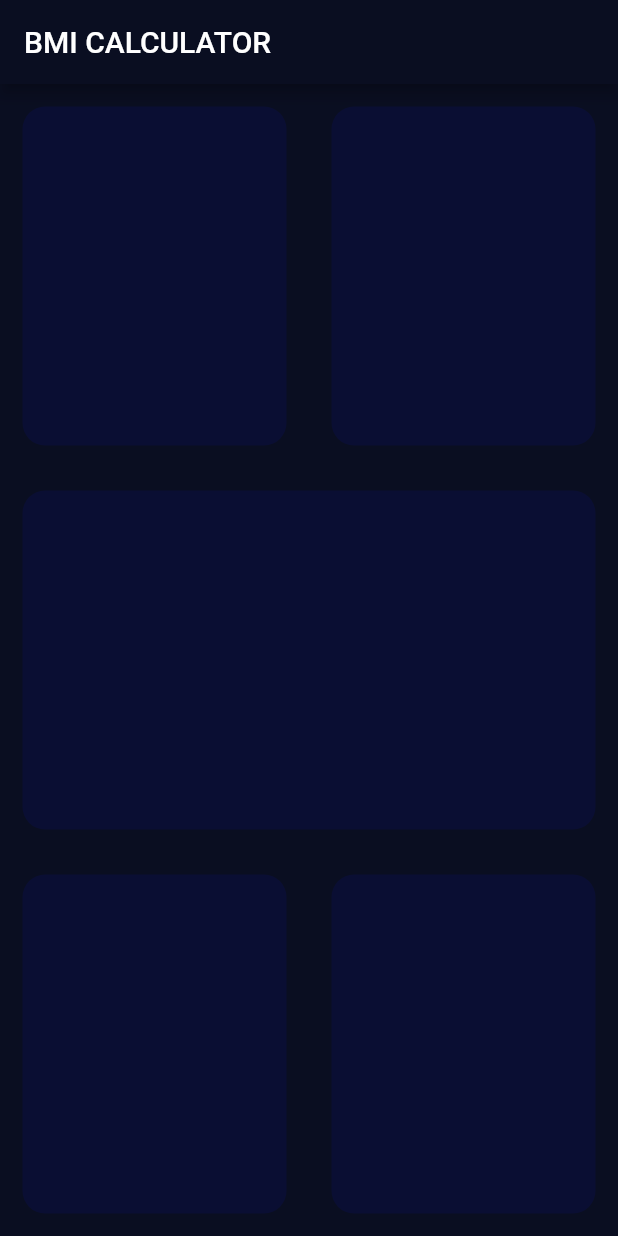
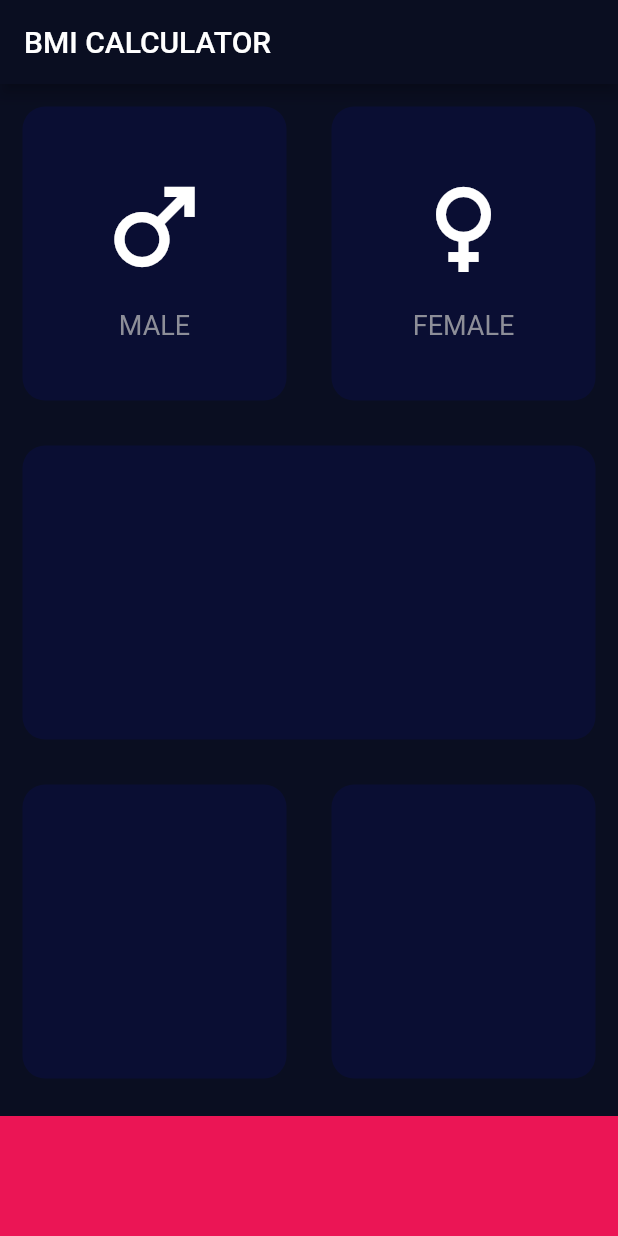
Before and after one commit to tuhinssam/bmi-calculator-flutter-app, a Flutter app: the screen it shows after launch, on a phone screen of 412 x 824 dp. Run offline on Flutter 3.47's test engine with Material 2 defaults, Android fonts, the phone set to English and light mode, and no system bars; our stand-ins replace font_awesome_flutter.

Commit message:
created separate dart file for iconconent nad reusablecard

```diff
--- /dev/null
+++ b/lib/icon_content.dart
@@ -0,0 +1,21 @@
+import 'package:flutter/material.dart';
+
+class IconContent extends StatelessWidget {
+  final content;
+  final iconWidget;
+  IconContent({@required this.content, @required this.iconWidget});
+
+  @override
+  Widget build(BuildContext context) {
+    return Column(
+      mainAxisAlignment: MainAxisAlignment.center,
+      children: <Widget>[
+        iconWidget,
+        SizedBox(
+          height: 15,
+        ),
+        Text(content, style: TextStyle(fontSize: 18, color: Color(0xFF8D8E98)))
+      ],
+    );
+  }
+}
--- a/lib/input_page.dart
+++ b/lib/input_page.dart
@@ -1,6 +1,12 @@
-import 'dart:ffi';
+import 'package:bmi_calculator/reusable_card.dart';
+import 'package:flutter/material.dart';
+import 'package:font_awesome_flutter/font_awesome_flutter.dart';
 
-import 'package:flutter/material.dart';
+import 'icon_content.dart';
+
+const buttonContainerHeight = 80.0;
+const activeCardColor = Color(0XFF0A0E33);
+const bottomContainerColor = Color(0XFFEB1555);
 
 class InputPage extends StatefulWidget {
   @override
@@ -20,44 +26,52 @@ class _InputPageState extends State<InputPage> {
                 child: Row(
               children: <Widget>[
                 Expanded(
-                  child: ReusableWidget(colour: Color(0XFF0A0E33)),
+                  child: ReusableWidget(
+                    colour: activeCardColor,
+                    cardChild: IconContent(
+                      content: "MALE",
+                      iconWidget: Icon(
+                        Icons.male,
+                        size: 80.0,
+                      ),
+                    ),
+                  ),
                 ),
                 Expanded(
-                  child: ReusableWidget(colour: Color(0XFF0A0E33)),
+                  child: ReusableWidget(
+                    colour: activeCardColor,
+                    cardChild: IconContent(
+                      content: "FEMALE",
+                      iconWidget: Icon(
+                        Icons.female,
+                        size: 80.0,
+                      ),
+                    ),
+                  ),
                 )
               ],
             )),
             Expanded(
-              child: ReusableWidget(colour: Color(0XFF0A0E33)),
+              child: ReusableWidget(colour: activeCardColor),
             ),
             Expanded(
                 child: Row(
               children: <Widget>[
                 Expanded(
-                  child: ReusableWidget(colour: Color(0XFF0A0E33)),
+                  child: ReusableWidget(colour: activeCardColor),
                 ),
                 Expanded(
-                  child: ReusableWidget(colour: Color(0XFF0A0E33)),
+                  child: ReusableWidget(colour: activeCardColor),
                 )
               ],
-            ))
+            )),
+            Container(
+              color: bottomContainerColor,
+              margin: EdgeInsets.only(top: 10.0),
+              width: double.infinity,
+              height: buttonContainerHeight,
+            )
           ],
         ));
   }
 }
-
-class ReusableWidget extends StatelessWidget {
-  final Color colour;
-  ReusableWidget({@required this.colour});
-
-  @override
-  Widget build(BuildContext context) {
-    return Container(
-      margin: EdgeInsets.all(15),
-      decoration: BoxDecoration(
-        borderRadius: BorderRadius.circular(15),
-        color: colour,
-      ),
-    );
-  }
-}
--- /dev/null
+++ b/lib/reusable_card.dart
@@ -0,0 +1,19 @@
+import 'package:flutter/material.dart';
+
+class ReusableWidget extends StatelessWidget {
+  final Color colour;
+  final Widget cardChild;
+  ReusableWidget({@required this.colour, this.cardChild});
+
+  @override
+  Widget build(BuildContext context) {
+    return Container(
+      child: cardChild,
+      margin: EdgeInsets.all(15),
+      decoration: BoxDecoration(
+        borderRadius: BorderRadius.circular(15),
+        color: colour,
+      ),
+    );
+  }
+}
--- a/pubspec.yaml
+++ b/pubspec.yaml
@@ -11,6 +11,7 @@ dependencies:
     sdk: flutter
 
   cupertino_icons: ^0.1.2
+  font_awesome_flutter: ^8.4.0
 
 dev_dependencies:
   flutter_test:
```
